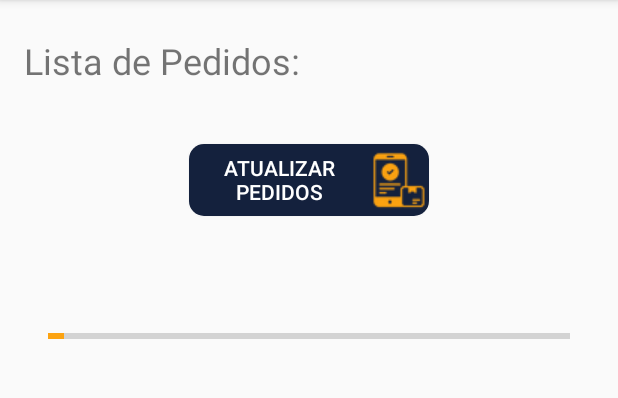
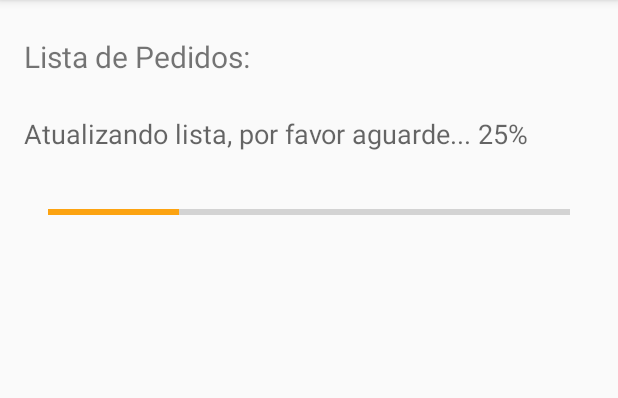
Before and after one commit to anabibelforscher/PedidosAsyncTask, an Android app: the screen it shows after launch (MainActivity), after a tap on "ATUALIZAR PEDIDOS", on a phone screen of 412 x 824 dp, the part 84-482 px from its top. Run offline under Robolectric (Android 15) with nearby library versions, the phone set to English and light mode, and no system bars.

Commit message:
Método cleanList implementado

```diff
--- a/app/src/main/java/dell/ead/oficina_aula1/MainActivity.java
+++ b/app/src/main/java/dell/ead/oficina_aula1/MainActivity.java
@@ -1,5 +1,6 @@
 package dell.ead.oficina_aula1;
 
+import android.app.AlertDialog;
 import android.os.AsyncTask;
 import android.support.v7.app.AppCompatActivity;
 import android.os.Bundle;
@@ -9,14 +10,19 @@ import android.widget.Button;
 import android.widget.LinearLayout;
 import android.widget.ListView;
 import android.widget.ProgressBar;
+import android.widget.TextView;
 
+import java.text.DecimalFormat;
 import java.util.ArrayList;
+import java.util.Arrays;
 import java.util.Random;
 
 public class MainActivity extends AppCompatActivity {
 
     private Button mButtonAction;
+    private Button mButtonClean;
     private ListView mListView;
+    private TextView progressMessage;
     private LinearLayout areaProgressBar;
     private ProgressBar mProgressBar;
     ArrayList<String> listaPedidos = new ArrayList<>();
@@ -28,9 +34,13 @@ public class MainActivity extends AppCompatActivity {
         setContentView(R.layout.activity_main);
 
         mButtonAction = findViewById(R.id.buttonAction);
+        mButtonClean = findViewById(R.id.buttonClean);
         areaProgressBar = findViewById(R.id.area_progressbar);
-        mProgressBar = findViewById(R.id.barra_progresso);
+        mProgressBar = findViewById(R.id.progressBar);
+        progressMessage = findViewById(R.id.progressMessage);
+
         setButtonUpdateList();
+
     }
 
     public void setListViewTask(){
@@ -42,18 +52,55 @@ public class MainActivity extends AppCompatActivity {
     }
 
     public void setButtonUpdateList(){
-        setButtonMessage(R.string.atualizar_pedidos);
+        mButtonAction.setText(R.string.atualizar_pedidos);
+        mButtonAction.setVisibility(View.VISIBLE);
         mButtonAction.setOnClickListener(view -> setListViewTask());
     }
 
-    //TODO Fazer botão de limpar lista
+    public void disableUpdateButton(){
+        mButtonAction.setVisibility(View.GONE);
+    }
 
-    public void setButtonMessage(int message){
-        mButtonAction.setText(message);
+
+    public void setButtonDeleteList(){
+        mButtonClean.setText(R.string.limpar_pedidos);
+        mButtonClean.setVisibility(View.VISIBLE);
+        mButtonClean.setOnClickListener(view -> setConfimationAlert());
+    }
+
+    public void disableCleanButton(){
+        mButtonClean.setVisibility(View.GONE);
+    }
+
+    public void cleanList (){
+        listaPedidos.removeAll(listaPedidos);
+        mListView.setVisibility(View.GONE);
+    }
+
+    public void setConfimationAlert(){
+        new AlertDialog.Builder(this)
+                .setTitle(R.string.atention)
+                .setMessage(R.string.alertMessage)
+                .setCancelable(false)
+                .setPositiveButton(R.string.confirm, (dialog, which) -> {
+                    cleanList();
+                    disableCleanButton();
+                    setButtonUpdateList();
+                })
+                .setNegativeButton(R.string.cancel, (dialog, which) -> {
+
+                })
+                .show();
     }
 
 
     class PedidosAsyncTask extends AsyncTask<Integer, Integer, ArrayList<String>> {
+
+        private DecimalFormat decimalFormat;
+
+        public PedidosAsyncTask(){
+            decimalFormat = new DecimalFormat("#");
+        }
 
         @Override
         protected void onPreExecute() {
@@ -65,37 +112,43 @@ public class MainActivity extends AppCompatActivity {
         protected ArrayList<String> doInBackground(Integer... integers) {
 
             int quantidadePedidos = integers[0];
+            mProgressBar.setMax(quantidadePedidos);
 
+            /* A criação da lista de pedidos leva um tempo, também aleatório,
+            que pode ser imediato (quando a lista criada não possui pedidos) ou até cerca de 20 segundos
+            (no pior caso, com 10 pedidos, custando 2 segundos cada para ser criado)*/
 
             for (int i = 1; i < quantidadePedidos; i++) {
                 listaPedidos.add("Pedido "+i);
-                publishProgress(i);
+                try {
+                    publishProgress(i);
+                    Thread.sleep(2000);
+                } catch (InterruptedException e) {
+                    e.printStackTrace();
+                }
             }
-            //TODO ajustar para quando a lista for vazia
             if (quantidadePedidos<=1)
                 listaPedidos.add("Nenhum pedido para atualizar");
-
-            try {
-                Thread.sleep(quantidadePedidos*2000);
-            } catch (InterruptedException e) {
-                e.printStackTrace();
-            }
 
             return listaPedidos;
         }
 
         @Override
-        //TODO Configurar barra de progresso ou spinner
         protected void onProgressUpdate(Integer... values) {
             super.onProgressUpdate(values);
+            disableUpdateButton();
             mProgressBar.setProgress(values[0]);
+            float progresso = (float) mProgressBar.getProgress()/mProgressBar.getMax();
+            progressMessage.setText("Atualizando lista, por favor aguarde... " + decimalFormat.format(progresso*100)+ "%");
         }
 
         @Override
         protected void onPostExecute(ArrayList<String> s) {
             super.onPostExecute(s);
+            mProgressBar.getMax();
             areaProgressBar.setVisibility(View.INVISIBLE);
             mListView = findViewById(R.id.listViewOrder);
+            mListView.setVisibility(View.VISIBLE);
             mAdapter = new ArrayAdapter<>(
                     getApplicationContext(),
                     R.layout.lista_pedidos,
@@ -103,6 +156,8 @@ public class MainActivity extends AppCompatActivity {
                     listaPedidos
             );
             mListView.setAdapter(mAdapter);
+            disableUpdateButton();
+            setButtonDeleteList();
         }
     }
 }
--- a/app/src/main/res/layout/activity_main.xml
+++ b/app/src/main/res/layout/activity_main.xml
@@ -13,9 +13,10 @@
         android:layout_marginStart="16dp"
         android:layout_marginTop="24dp"
         android:text="@string/lista_de_pedidos"
-        android:textSize="24sp"
+        android:textSize="20sp"
         app:layout_constraintStart_toStartOf="parent"
         app:layout_constraintTop_toTopOf="parent" />
+
 
 
     <ListView
@@ -26,7 +27,21 @@
         android:orientation="vertical"
         app:layout_constraintEnd_toEndOf="parent"
         app:layout_constraintStart_toStartOf="parent"
-        app:layout_constraintTop_toBottomOf="@+id/textViewLista"></ListView>
+        app:layout_constraintTop_toBottomOf="@+id/textViewLista"
+        android:visibility="gone"></ListView>
+
+
+    <LinearLayout
+        android:id="@+id/buttonArea"
+        android:layout_width="match_parent"
+        android:layout_height="wrap_content"
+        android:layout_marginTop="10dp"
+        android:gravity="center"
+        android:orientation="vertical"
+        app:layout_constraintEnd_toEndOf="parent"
+        app:layout_constraintHorizontal_bias="0.0"
+        app:layout_constraintStart_toStartOf="parent"
+        app:layout_constraintTop_toBottomOf="@+id/listViewOrder">
 
         <Button
             android:id="@+id/buttonAction"
@@ -36,9 +51,27 @@
             android:background="@drawable/rounded_corner"
             android:drawableEnd="@drawable/order"
             android:textColor="@color/white"
+            android:visibility="gone"
             app:layout_constraintEnd_toEndOf="parent"
             app:layout_constraintStart_toStartOf="parent"
-        app:layout_constraintTop_toBottomOf="@+id/listViewOrder" />
+            app:layout_constraintTop_toBottomOf="@+id/listViewOrder"
+            tools:visibility="visible" />
+
+        <Button
+            android:id="@+id/buttonClean"
+            android:layout_width="160dp"
+            android:layout_height="wrap_content"
+            android:layout_marginTop="24dp"
+            android:background="@drawable/rounded_corner"
+            android:drawableEnd="@drawable/clean"
+            android:textColor="@color/white"
+            android:visibility="gone"
+            app:layout_constraintEnd_toEndOf="parent"
+            app:layout_constraintStart_toStartOf="parent"
+            app:layout_constraintTop_toBottomOf="@+id/listViewOrder"
+            tools:visibility="visible" />
+
+    </LinearLayout>
 
     <LinearLayout
         android:id="@+id/area_progressbar"
@@ -48,24 +81,26 @@
         android:orientation="vertical"
         app:layout_constraintEnd_toEndOf="parent"
         app:layout_constraintStart_toStartOf="parent"
-        app:layout_constraintTop_toBottomOf="@+id/buttonAction"
+        app:layout_constraintTop_toBottomOf="@+id/buttonArea"
         android:visibility="invisible"
         tools:visibility="visible" >
 
         <TextView
-            android:id="@+id/msg_progresso"
+            android:id="@+id/progressMessage"
             android:layout_width="wrap_content"
             android:layout_height="wrap_content"
+            android:layout_marginStart="16dp"
+            android:gravity="center"
             android:textAppearance="?android:attr/textAppearanceMedium" />
 
         <ProgressBar
-            android:id="@+id/barra_progresso"
-            style="?android:attr/progressBarStyleHorizontal"
+            android:id="@+id/progressBar"
+            style="@style/Widget.AppCompat.ProgressBar.Horizontal"
             android:layout_width="match_parent"
             android:layout_height="wrap_content"
+            android:layout_margin="16dp"
             android:layout_marginTop="20dp"
-            android:padding="16dp"
-            android:layout_margin="16dp" />
+            android:padding="16dp" />
 
     </LinearLayout>
 </android.support.constraint.ConstraintLayout>
--- a/app/src/main/res/values/strings.xml
+++ b/app/src/main/res/values/strings.xml
@@ -3,4 +3,8 @@
     <string name="lista_de_pedidos">Lista de Pedidos:</string>
     <string name="atualizar_pedidos">Atualizar Pedidos</string>
     <string name="limpar_pedidos">Limpar pedidos</string>
+    <string name="atention">Atenção</string>
+    <string name="alertMessage">Deseja limpar lista de pedidos?</string>
+    <string name="confirm">Confirmar</string>
+    <string name="cancel">Cancelar</string>
 </resources>
```
Also changed, not shown: app/src/main/res/drawable/clean.png (added). Lines whose indentation alone changed are shown as unchanged.
